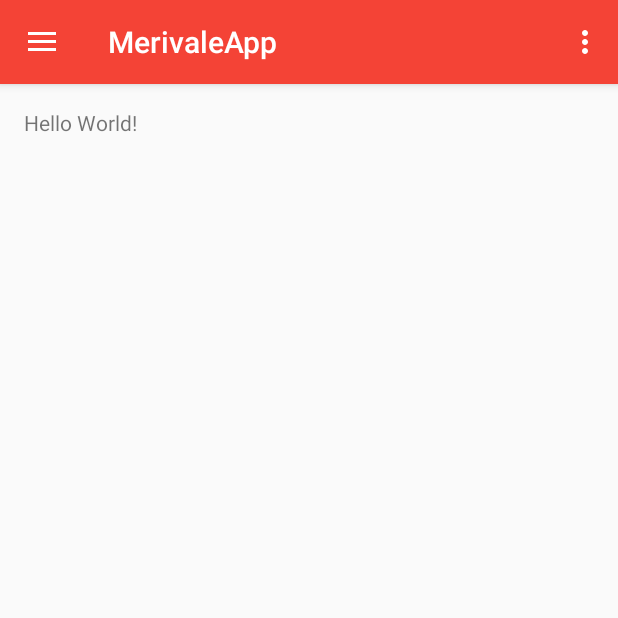
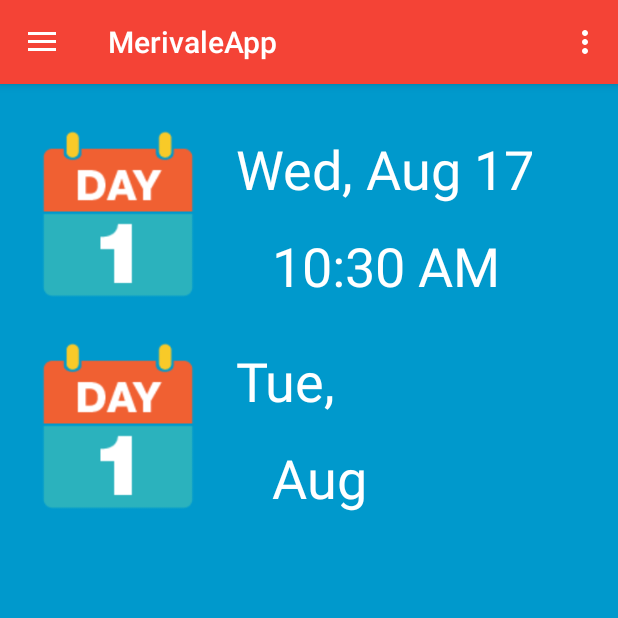
Before and after one commit to SwagatG/High-School-App, an Android app: the screen it shows after launch (MainActivity), on a phone screen of 412 x 824 dp, the top half of it. Run offline under Robolectric (Android 15) with nearby library versions, the phone set to English and light mode, and no system bars.

Commit message:
Implemented Date and Time
Home screen shows date, time and day (odd or even).
Started work on fetching weather data.

```diff
--- /dev/null
+++ b/MerivaleApp/app/src/main/java/com/ghimire/swagat/merivaleapp/GetWeather.java
@@ -0,0 +1,22 @@
+package com.ghimire.swagat.merivaleapp;
+
+import android.support.v7.app.AppCompatActivity;
+import android.widget.*;
+import java.io.BufferedReader;
+import java.io.InputStreamReader;
+import java.net.HttpURLConnection;
+import java.net.URL;
+
+import org.json.JSONObject;
+
+import android.content.Context;
+import android.util.Log;
+
+/**
+ * Created by swaga_000 on 2016-08-17.
+ */
+public class GetWeather  extends AppCompatActivity {
+    private void GetWeather(TextView wType, TextView temp, ImageView wImg){
+
+    }
+}
--- a/MerivaleApp/app/src/main/java/com/ghimire/swagat/merivaleapp/MainActivity.java
+++ b/MerivaleApp/app/src/main/java/com/ghimire/swagat/merivaleapp/MainActivity.java
@@ -1,5 +1,6 @@
 package com.ghimire.swagat.merivaleapp;
 
+import android.media.Image;
 import android.os.Bundle;
 import android.support.design.widget.FloatingActionButton;
 import android.support.design.widget.Snackbar;
@@ -12,9 +13,33 @@ import android.support.v7.app.AppCompatActivity;
 import android.support.v7.widget.Toolbar;
 import android.view.Menu;
 import android.view.MenuItem;
+import android.widget.ImageView;
+import android.widget.TextView;
+
+import java.text.SimpleDateFormat;
+import java.util.Calendar;
 
 public class MainActivity extends AppCompatActivity
         implements NavigationView.OnNavigationItemSelectedListener {
+
+    private void getDateTime(){
+        Calendar c = Calendar.getInstance();
+        SimpleDateFormat df = new SimpleDateFormat("E, MMM dd");
+        String formattedDate = df.format(c.getTime());
+        SimpleDateFormat tf = new SimpleDateFormat("hh:mm aa");
+        String formattedTime = tf.format(c.getTime());
+        TextView dateView = (TextView) findViewById(R.id.date);
+        dateView.setText(formattedDate);
+        TextView timeView = (TextView) findViewById(R.id.time);
+        timeView.setText(formattedTime);
+        int daySched = c.DAY_OF_MONTH;
+        ImageView dateImg = (ImageView) findViewById(R.id.dayImg);
+        if (daySched % 2 == 1){
+            dateImg.setImageResource(R.drawable.day_1);
+        } else{
+            dateImg.setImageResource(R.drawable.day_2);
+        }
+    }
 
     @Override
     protected void onCreate(Bundle savedInstanceState) {
@@ -22,6 +47,8 @@ public class MainActivity extends AppCompatActivity
         setContentView(R.layout.activity_main);
         Toolbar toolbar = (Toolbar) findViewById(R.id.toolbar);
         setSupportActionBar(toolbar);
+
+        getDateTime();
 
         /*FloatingActionButton fab = (FloatingActionButton) findViewById(R.id.fab);
         fab.setOnClickListener(new View.OnClickListener() {
--- a/MerivaleApp/app/src/main/res/layout/content_home.xml
+++ b/MerivaleApp/app/src/main/res/layout/content_home.xml
@@ -10,10 +10,91 @@
     android:paddingTop="@dimen/activity_vertical_margin"
     app:layout_behavior="@string/appbar_scrolling_view_behavior"
     tools:context="com.ghimire.swagat.merivaleapp.MainActivity"
-    tools:showIn="@layout/app_bar_main">
+    tools:showIn="@layout/app_bar_main"
+    android:background="#FF0099CC">
 
+    <ImageView
+        android:id="@+id/dayImg"
+        android:layout_width="125dp"
+        android:layout_height="125dp"
+        android:layout_marginTop="8dp"
+        android:src="@drawable/day_1"/>
     <TextView
+        style="@style/timeFont"
+        android:id="@+id/date"
+        android:layout_toEndOf="@id/dayImg"
         android:layout_width="wrap_content"
         android:layout_height="wrap_content"
-        android:text="Hello World!" />
+        android:paddingLeft="@dimen/activity_horizontal_margin"
+        android:text="Tue, "/>
+    <TextView
+        style="@style/timeFont"
+        android:id="@+id/time"
+        android:layout_below="@id/date"
+        android:layout_toEndOf="@id/dayImg"
+        android:layout_width="wrap_content"
+        android:layout_height="wrap_content"
+        android:paddingLeft="40dp"
+        android:text="Aug "/>
+
+
+    <ImageView
+        android:id="@+id/weatherImg"
+        android:layout_width="125dp"
+        android:layout_height="125dp"
+        android:layout_below="@+id/dayImg"
+        android:layout_marginTop="@dimen/activity_vertical_margin"
+        android:src="@drawable/day_1"/>
+    <TextView
+        style="@style/timeFont"
+        android:id="@+id/weatherType"
+        android:layout_marginTop="8dp"
+        android:layout_toEndOf="@id/dayImg"
+        android:layout_below="@id/dayImg"
+        android:layout_width="wrap_content"
+        android:layout_height="wrap_content"
+        android:paddingLeft="@dimen/activity_horizontal_margin"
+        android:text="Tue, "/>
+    <TextView
+        style="@style/timeFont"
+        android:id="@+id/temperature"
+        android:layout_below="@id/weatherType"
+        android:layout_toEndOf="@id/dayImg"
+        android:layout_width="wrap_content"
+        android:layout_height="wrap_content"
+        android:paddingLeft="40dp"
+        android:text="Aug "/>
+    <!--<TextView
+        style="@style/timeFont"
+        android:id="@+id/date"
+        android:layout_toEndOf="@id/month"
+        android:layout_width="wrap_content"
+        android:layout_height="wrap_content"
+        android:text="16"/>
+    <TextView
+        style="@style/timeFont"
+        android:id="@+id/hour"
+        android:paddingLeft="@dimen/activity_horizontal_margin"
+        android:layout_toEndOf="@id/dayImg"
+        android:layout_below="@+id/dayOfWeek"
+        android:layout_width="wrap_content"
+        android:layout_height="wrap_content"
+        android:text="11:"/>
+    <TextView
+        style="@style/timeFont"
+        android:id="@+id/minute"
+        android:layout_toEndOf="@id/hour"
+        android:layout_below="@+id/dayOfWeek"
+        android:layout_width="wrap_content"
+        android:layout_height="wrap_content"
+        android:text="34 "/>
+    <TextView
+        style="@style/timeFont"
+        android:id="@+id/ampm"
+        android:layout_toEndOf="@id/minute"
+        android:layout_below="@+id/dayOfWeek"
+        android:layout_width="wrap_content"
+        android:layout_height="wrap_content"
+        android:text="PM"/> -->
+
 </RelativeLayout>
--- a/MerivaleApp/app/src/main/res/values/styles.xml
+++ b/MerivaleApp/app/src/main/res/values/styles.xml
@@ -13,6 +13,18 @@
         <item name="windowNoTitle">true</item>
     </style>
 
+    <style name="dateFont">
+        <item name="android:textSize">28dp</item>
+        <item name="android:textColor">#FFFFFF</item>
+        <item name="android:paddingTop">@dimen/activity_vertical_margin</item>
+    </style>
+
+    <style name="timeFont">
+        <item name="android:textSize">36dp</item>
+        <item name="android:textColor">#FFFFFF</item>
+        <item name="android:paddingTop">@dimen/activity_vertical_margin</item>
+</style>
+
     <style name="AppTheme.AppBarOverlay" parent="ThemeOverlay.AppCompat.Dark.ActionBar" />
 
     <style name="AppTheme.PopupOverlay" parent="ThemeOverlay.AppCompat.Light" />
```
Also changed, not shown: MerivaleApp/app/src/main/res/drawable/day_1.png (added), MerivaleApp/app/src/main/res/drawable/day_2.png (added), 1 other file.
